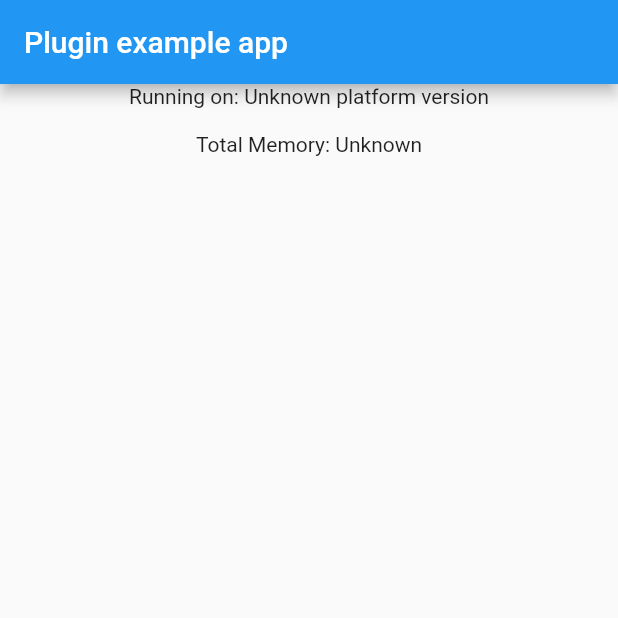
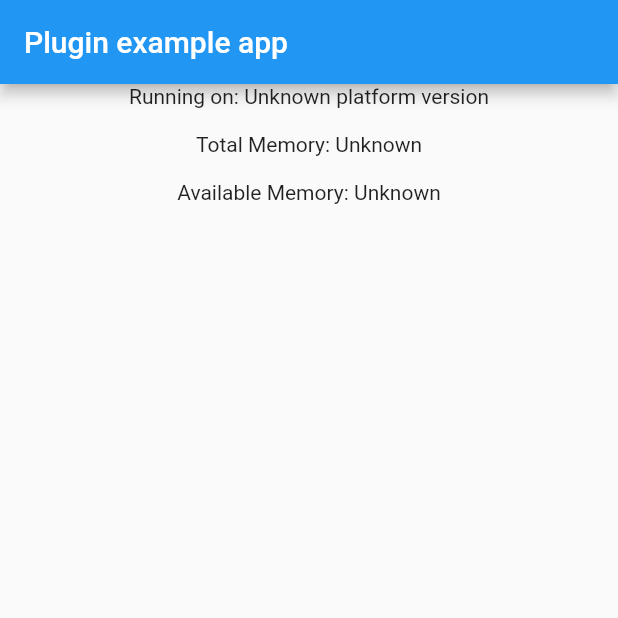
Before and after one commit to andreshgkenility/ios_physical_memory, a Flutter app: the screen it shows after launch, on a phone screen of 412 x 824 dp, the top half of it. Run offline on Flutter 3.47's test engine with Material 2 defaults, Android fonts, the phone set to English and light mode, and no system bars; missing offline and left inert: filesize.

Commit message:
added available memory method

```diff
--- a/example/lib/main.dart
+++ b/example/lib/main.dart
@@ -18,12 +18,14 @@ class MyApp extends StatefulWidget {
 class _MyAppState extends State<MyApp> {
   String _platformVersion = 'Unknown';
   String _physicalMemory = 'Unknown';
+  String _availableMemory = 'Unknown';
 
   @override
   void initState() {
     super.initState();
     initPlatformState();
     initPhysicalMemory();
+    initAvailableMemory();
   }
 
   // Platform messages are asynchronous, so we initialize in an async method.
@@ -50,21 +52,29 @@ class _MyAppState extends State<MyApp> {
   // Platform messages are asynchronous, so we initialize in an async method.
   Future<void> initPhysicalMemory() async {
     String physicalMemory;
-    // Platform messages may fail, so we use a try/catch PlatformException.
-    // We also handle the message potentially returning null.
     try {
       physicalMemory = await IosPhysicalMemory.physicalMemory ?? 'Unknown platform version';
     } on PlatformException {
       physicalMemory = 'Failed to get platform version.';
     }
-
-    // If the widget was removed from the tree while the asynchronous platform
-    // message was in flight, we want to discard the reply rather than calling
-    // setState to update our non-existent appearance.
     if (!mounted) return;
 
     setState(() {
       _physicalMemory = physicalMemory;
+    });
+  }
+
+  Future<void> initAvailableMemory() async {
+    String availableMemory;
+    try {
+      availableMemory = await IosPhysicalMemory.availableFreeMemory ?? 'Unknown platform version';
+    } on PlatformException {
+      availableMemory = 'Failed to get platform version.';
+    }
+    if (!mounted) return;
+
+    setState(() {
+      _availableMemory = availableMemory;
     });
   }
 
@@ -80,6 +90,7 @@ class _MyAppState extends State<MyApp> {
             children: [
               Text('Running on: $_platformVersion\n'),
               Text('Total Memory: $_physicalMemory\n'),
+              Text('Available Memory: $_availableMemory\n'),
             ],
           ),
         ),
--- a/lib/ios_physical_memory.dart
+++ b/lib/ios_physical_memory.dart
@@ -14,7 +14,13 @@ class IosPhysicalMemory {
 
   static Future<String?> get physicalMemory async {
     if (!Platform.isIOS) throw Exception("Platform not supported");
-    final String version = await _channel.invokeMethod('getPhysicalMemory') ?? '0';
-    return filesize(int.tryParse(version));
+    final String physicalMemory = await _channel.invokeMethod('getPhysicalMemory') ?? '0';
+    return filesize(int.tryParse(physicalMemory));
+  }
+
+  static Future<String?> get availableFreeMemory async {
+    if (!Platform.isIOS) throw Exception("Platform not supported");
+    final String freeMemory = await _channel.invokeMethod('getAvailableMemory') ?? '0';
+    return filesize(int.tryParse(freeMemory));
   }
 }
--- a/pubspec.yaml
+++ b/pubspec.yaml
@@ -1,6 +1,6 @@
 name: ios_physical_memory
 description: A plugin to retrieve Physical Memory for IOS Only.
-version: 0.0.3
+version: 0.0.4
 homepage: https://github.com/andreshgkenility/ios_physical_memory
 
 environment:
```
Also changed, not shown: example/pubspec.lock, 3 other files.
